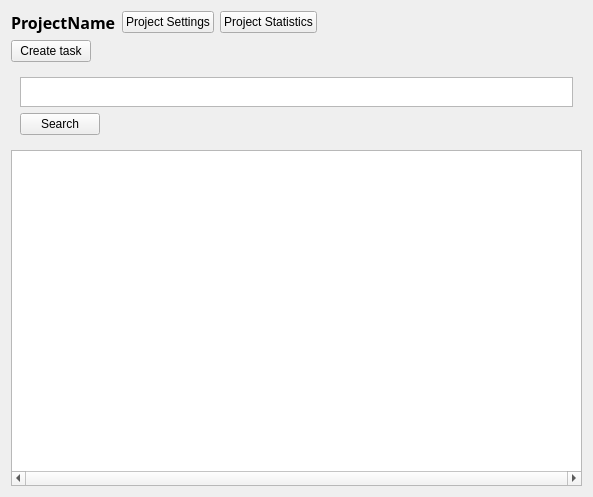
Qt form task-tracker-frontend/ProjectWidget.ui (Unkorunk/task-tracker) before a commit.
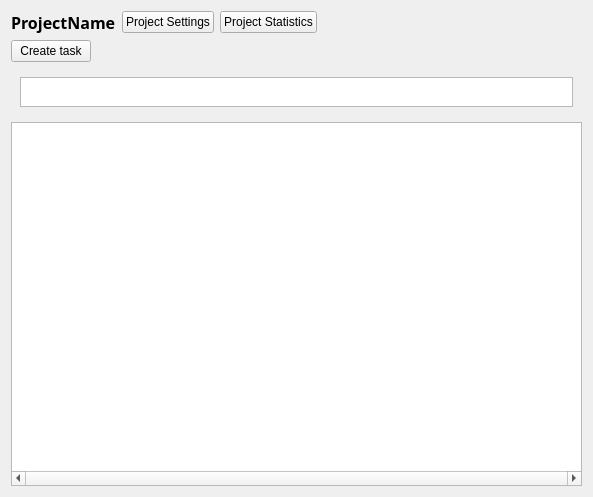
The same form after that commit.

Commit message: Add projects and task search

Patch:
```diff
--- a/task-tracker-frontend/ProjectWidget.ui
+++ b/task-tracker-frontend/ProjectWidget.ui
@@ -151,19 +151,6 @@
         </property>
        </widget>
       </item>
-      <item row="2" column="0">
-       <widget class="QPushButton" name="pushButton">
-        <property name="sizePolicy">
-         <sizepolicy hsizetype="Fixed" vsizetype="Fixed">
-          <horstretch>0</horstretch>
-          <verstretch>0</verstretch>
-         </sizepolicy>
-        </property>
-        <property name="text">
-         <string>Search</string>
-        </property>
-       </widget>
-      </item>
      </layout>
     </widget>
    </item>
```
The commit also changes 10 other files.
